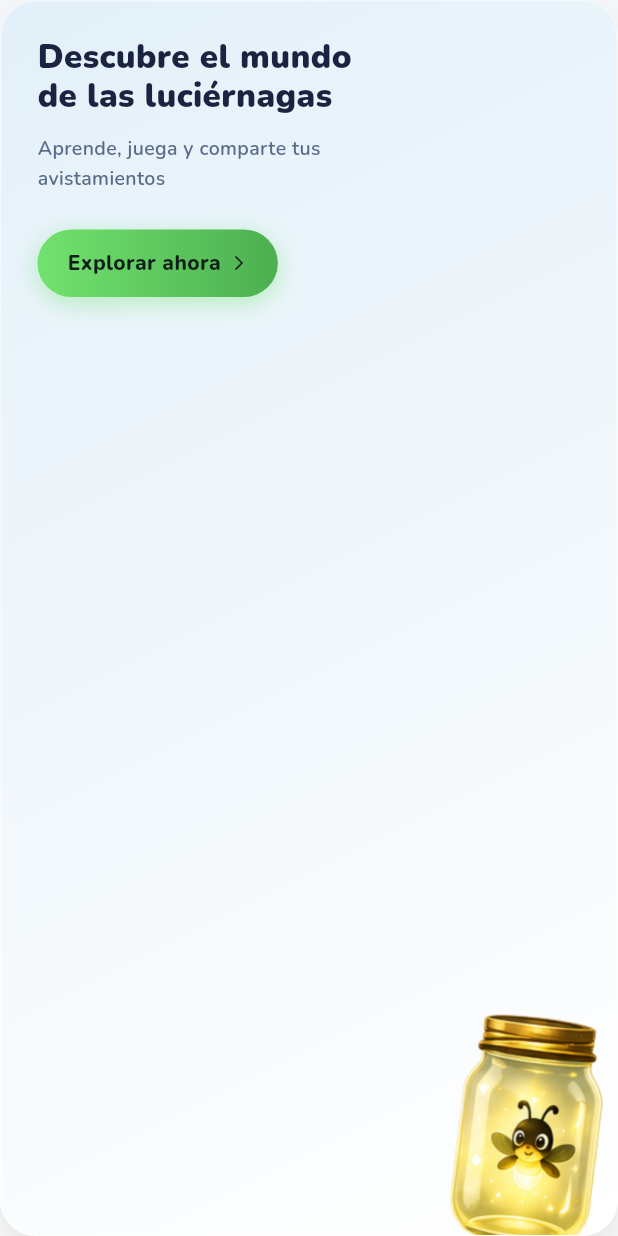
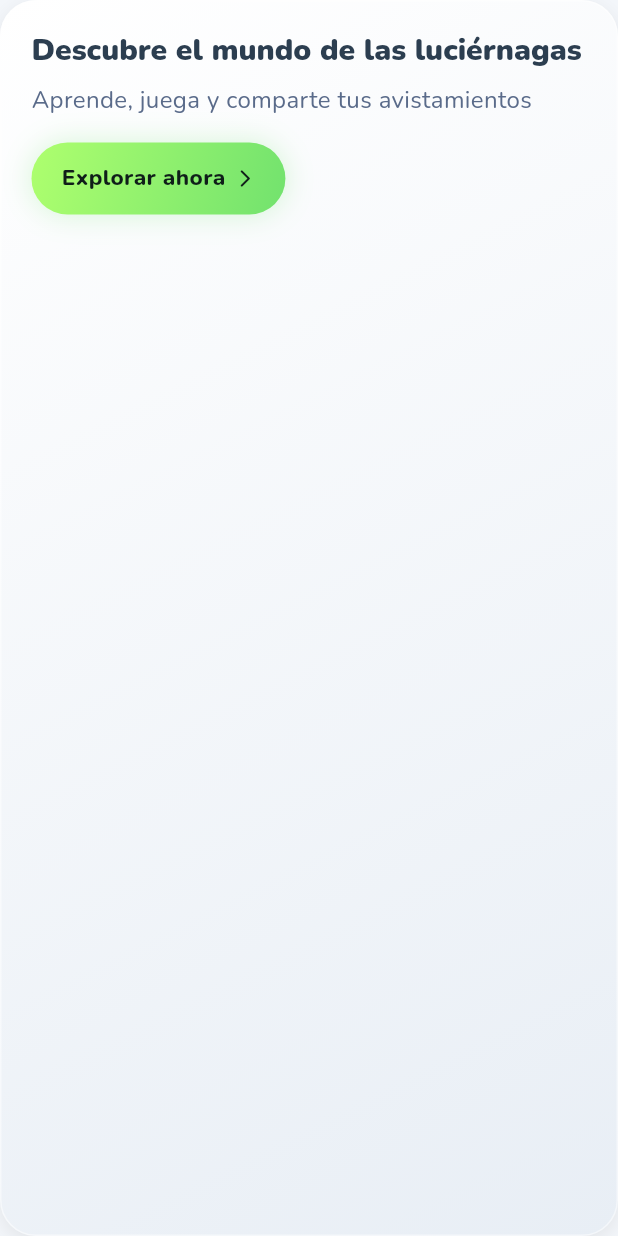
Before and after one commit to juancaco10/luchi, a Flutter app: the HeroBanner widget shown alone on an empty page, opened directly, on a phone screen of 412 x 824 dp. Run offline on Flutter 3.47's test engine with Material 3 defaults, Android fonts, the phone set to English and light mode, and no system bars; our stand-ins replace chewie, connectivity_plus, dio, flutter_animate, flutter_map, flutter_riverpod and 10 more; accounts and stored records are empty; network calls fail.

Commit message:
T3: rediseño de home + migración de tema
Los 4 widgets de home dejaban de usar el tema real (ref.watch(themeProvider)
+ ternarios isDark a mano con Color(0x..) literales) — el único hueco que
quedaba de la migración de la Fase 2, y donde vivía el bug latente: isDark
se derivaba de themeMode == ThemeMode.dark, así que con el default
ThemeMode.system pintaba colores claros sobre un MaterialApp en oscuro.
Migrados a context.colors/context.firefly/context.text.

De paso, los 5 cambios visuales pedidos tras probar la app en dispositivo:
- home_header.dart: logo 56→80px (luchi_logo.png ya tiene alfa real, el
  recuadro blanco que motivó cambiarlo ya se arregló antes).
- hero_banner.dart: fuera el jarro de luciérnaga (jar_fireflies.png) — no
  hay asset usable para sustituirlo por una luciérnaga libre: los dos
  candidatos (lumie_flying.png, icon_mascot_lumie.png) son RGB sin canal
  alfa y de ~150px. El banner queda más compacto sin la imagen.
- main_actions.dart: los botones Jugar/Capítulos/Mapa usan ahora los
  assets 3D que ya estaban en el repo sin usar (icon_jugar_3d.png,
  icon_aprender_3d.png, icon_explorar_3d.png + sus card_bg_*.png), en vez
  de IconData de Material sobre un BackdropFilter que no aportaba nada.
- home_bottom_nav.dart: de 4 a 5 ítems (Inicio/Aprender/Jugar/Explorar/
  Perfil) — faltaba el acceso a /game/level-1, que solo se alcanzaba
  desde la tarjeta de home. De paso, Inicio tenía onTap: () {} vacío.

Accesibilidad en la misma pasada: Semantics en toggle de tema, campana,
avatar y tarjetas; targets a 48dp mínimo (los _iconButton del header
quedaban en 36).

Co-Authored-By: Claude Opus 5 <noreply@anthropic.com>

```diff
--- a/lib/features/home/widgets/hero_banner.dart
+++ b/lib/features/home/widgets/hero_banner.dart
@@ -1,128 +1,72 @@
 import 'package:flutter/material.dart';
 import 'package:go_router/go_router.dart';
-import 'package:flutter_riverpod/flutter_riverpod.dart';
-import '../../../../core/theme/theme_provider.dart';
+import '../../../../core/theme/firefly_colors.dart';
 
-class HeroBanner extends ConsumerWidget {
+class HeroBanner extends StatelessWidget {
   const HeroBanner({super.key});
 
   @override
-  Widget build(BuildContext context, WidgetRef ref) {
-    final themeMode = ref.watch(themeProvider);
-    final isDark = themeMode == ThemeMode.dark;
-
+  Widget build(BuildContext context) {
     return Container(
       width: double.infinity,
+      padding: const EdgeInsets.all(20.0),
       decoration: BoxDecoration(
         borderRadius: BorderRadius.circular(24),
         border: Border.all(
-          color: isDark ? Colors.white.withValues(alpha: 0.1) : Colors.white.withValues(alpha: 0.5),
+          color: context.isDark ? Colors.white.withValues(alpha: 0.1) : Colors.white.withValues(alpha: 0.5),
           width: 1,
         ),
-        gradient: LinearGradient(
-          begin: Alignment.topLeft,
-          end: Alignment.bottomRight,
-          colors: isDark
-              ? [const Color(0xFF1E2D4A), const Color(0xFF0B161B)]
-              : [const Color(0xFFE3F0F9), const Color(0xFFFFFFFF)],
+        gradient: context.firefly.cardGradient,
+        boxShadow: context.firefly.cardShadow,
       ),
-        boxShadow: [
-          BoxShadow(
-            color: isDark ? Colors.black45 : const Color(0xFF8C5209).withValues(alpha: 0.1),
-            blurRadius: 16,
-            offset: const Offset(0, 8),
-          ),
-        ],
-      ),
-      child: Stack(
-        children: [
-          // Firefly Image / Illustration
-          Positioned(
-            right: -20,
-            bottom: -10,
-            child: SizedBox(
-              width: 160,
-              height: 160,
-              child: Image.asset(
-                'assets/images/jar_fireflies.png', // Temporary, ideally a cute firefly character
-                fit: BoxFit.contain,
-                errorBuilder: (c, e, s) => const Text('🪲', style: TextStyle(fontSize: 100)),
-              ),
-            ),
-          ),
-
-          // Content
-          Padding(
-            padding: const EdgeInsets.all(24.0),
       child: Column(
         crossAxisAlignment: CrossAxisAlignment.start,
         children: [
-                SizedBox(
-                  width: MediaQuery.of(context).size.width * 0.55,
-                  child: Text(
+          Text(
             'Descubre el mundo de las luciérnagas',
-                    style: TextStyle(
-                      fontFamily: 'Nunito',
-                      fontSize: 22,
-                      fontWeight: FontWeight.w900,
-                      color: isDark ? Colors.white : const Color(0xFF1A2340),
-                      height: 1.2,
+            style: context.text.headlineMedium?.copyWith(fontWeight: FontWeight.w900),
           ),
+          const SizedBox(height: 8),
+          Text(
+            'Aprende, juega y comparte tus avistamientos',
+            style: context.text.bodyMedium,
           ),
-                ),
-                const SizedBox(height: 12),
-                SizedBox(
-                  width: MediaQuery.of(context).size.width * 0.5,
-                  child: Text(
-                    'Aprende, juega y comparte tus avistamientos',
-                    style: TextStyle(
-                      fontFamily: 'Nunito',
-                      fontSize: 13,
-                      color: isDark ? Colors.white70 : const Color(0xFF5A6B8A),
-                      fontWeight: FontWeight.w600,
-                    ),
-                  ),
-                ),
-                const SizedBox(height: 24),
+          const SizedBox(height: 16),
 
           // Button
-                GestureDetector(
+          Semantics(
+            button: true,
+            label: 'Explorar ahora, ir a capítulos',
+            child: GestureDetector(
               onTap: () => context.go('/chapters'),
               child: Container(
+                constraints: const BoxConstraints(minHeight: 48),
                 padding: const EdgeInsets.symmetric(horizontal: 20, vertical: 12),
                 decoration: BoxDecoration(
-                      gradient: const LinearGradient(
-                        colors: [Color(0xFF72E26E), Color(0xFF4CAF50)],
+                  gradient: context.firefly.greenGradient,
+                  borderRadius: BorderRadius.circular(30),
+                  boxShadow: context.firefly.greenGlowShadow,
                 ),
-                      borderRadius: BorderRadius.circular(30),
-                      boxShadow: [
-                        BoxShadow(
-                          color: const Color(0xFF72E26E).withValues(alpha: 0.4),
-                          blurRadius: 12,
-                          spreadRadius: 1,
-                          offset: const Offset(0, 4),
-                        ),
-                      ],
-                    ),
-                    child: Row(
+                child: const Row(
                   mainAxisSize: MainAxisSize.min,
-                      children: const [
+                  children: [
+                    // El fondo del botón es el mismo verde brillante en ambos
+                    // temas (greenGradient no varía con isDark), así que el
+                    // texto se fija en oscuro en vez de derivarlo del tema.
                     Text(
                       'Explorar ahora',
                       style: TextStyle(
                         fontFamily: 'Nunito',
-                            fontSize: 14,
+                        fontSize: 15,
                         fontWeight: FontWeight.w800,
                         color: Color(0xFF0F1E19),
                       ),
                     ),
                     SizedBox(width: 6),
-                        Icon(Icons.arrow_forward_ios_rounded, size: 12, color: Color(0xFF0F1E19)),
+                    Icon(Icons.arrow_forward_ios_rounded, size: 14, color: Color(0xFF0F1E19)),
                   ],
                 ),
               ),
-                ),
-              ],
             ),
           ),
         ],
```
Also changed, not shown: lib/features/home/widgets/home_bottom_nav.dart (+33 -30 lines), lib/features/home/widgets/home_header.dart (+47 -33 lines), lib/features/home/widgets/main_actions.dart (+49 -41 lines). Lines whose indentation alone changed are shown as unchanged.
